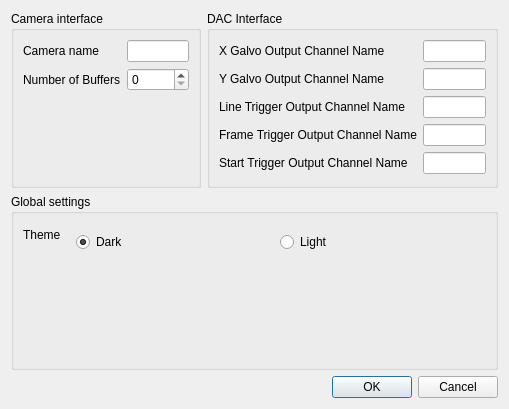
Above: src/main/resources/windows/ui/SettingsDialog.ui from sstucker/OCTview before the change. Below: the same form after it.
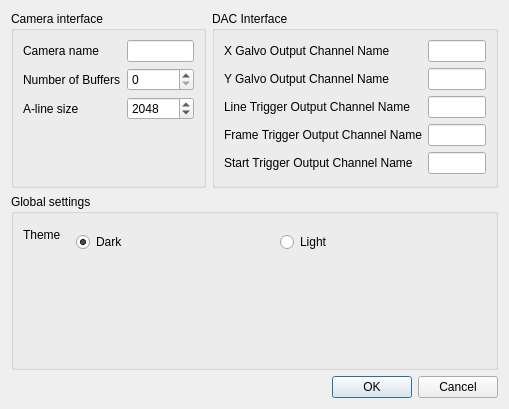
That is the form after the change.

```diff
--- a/src/main/resources/windows/ui/SettingsDialog.ui
+++ b/src/main/resources/windows/ui/SettingsDialog.ui
@@ -43,6 +43,26 @@
       <item row="1" column="1">
        <widget class="QSpinBox" name="spinNumberOfBuffers"/>
       </item>
+      <item row="2" column="0">
+       <widget class="QLabel" name="labelAlineSize">
+        <property name="text">
+         <string>A-line size</string>
+        </property>
+       </widget>
+      </item>
+      <item row="2" column="1">
+       <widget class="QSpinBox" name="spinAlineSize">
+        <property name="minimum">
+         <number>1</number>
+        </property>
+        <property name="maximum">
+         <number>9999999</number>
+        </property>
+        <property name="value">
+         <number>2048</number>
+        </property>
+       </widget>
+      </item>
      </layout>
     </widget>
    </item>
```
